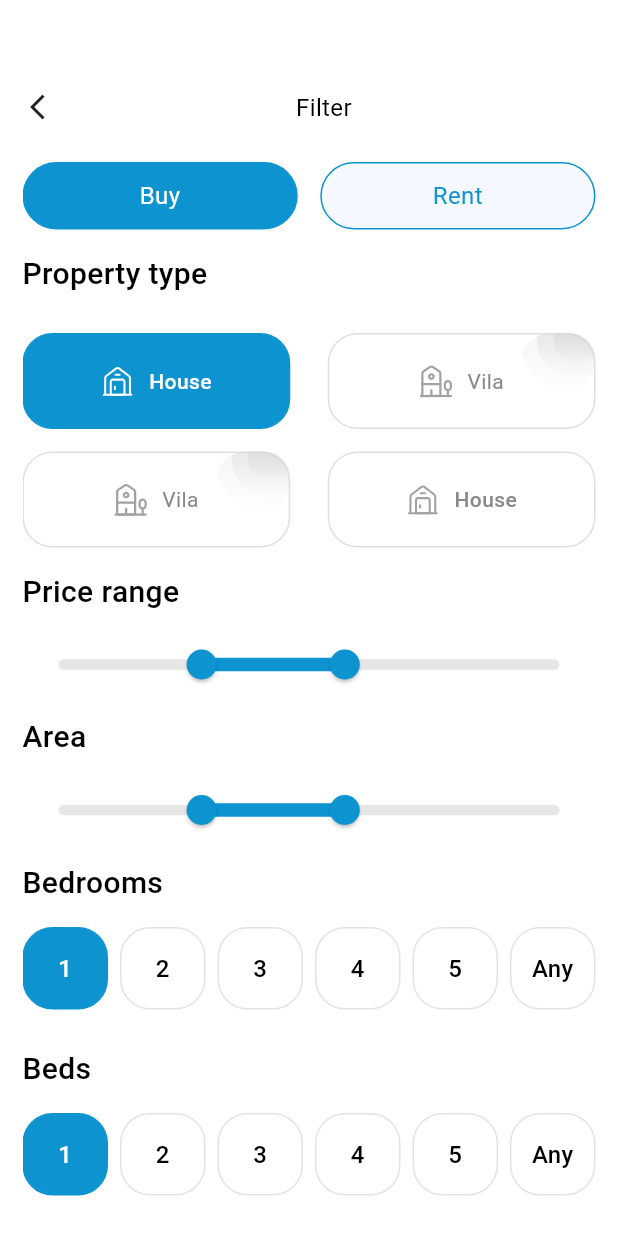
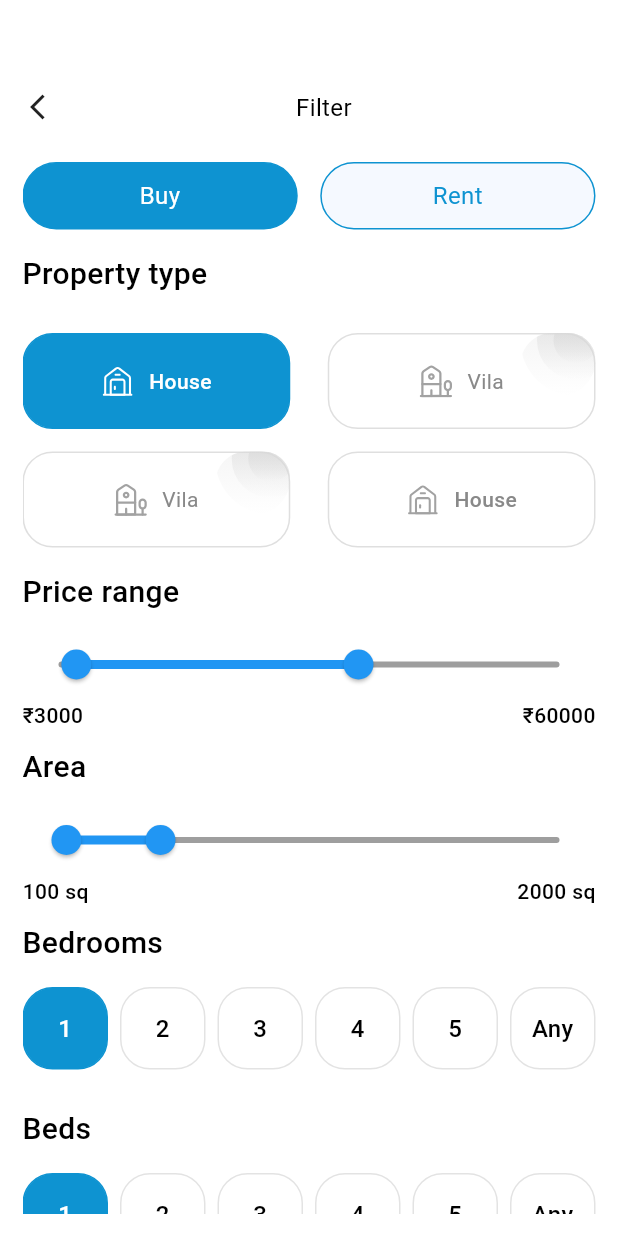
Before and after one commit to JayeshBanjara/GharSafar, a Flutter app: the FilterPage screen opened directly, on a phone screen of 412 x 824 dp. Run offline on Flutter 3.47's test engine with Material 3 defaults, Android fonts, the phone set to English and light mode, and no system bars; our stand-ins replace carousel_slider, dots_indicator, flutter_svg, fluttertoast, get; missing offline and left inert: another_transformer_page_view, otp_pin_field, rich_readmore; Roboto replaces fonts that are missing (Poppins).

Commit message:
Range slider in filter updated.

```diff
--- a/lib/screens/dashboard/pages/home/filter/filter.dart
+++ b/lib/screens/dashboard/pages/home/filter/filter.dart
@@ -311,25 +311,44 @@ class _FilterPageState extends State<FilterPage> {
                                 fontFamily: AppConstants.fontFamily)),
                         const SizedBox(height: 10.0),
 
-                        SliderTheme(
-                          data: const SliderThemeData(
-                            thumbColor: AppColors.btnColor,
-                              activeTrackColor: AppColors.btnColor,
-                              inactiveTrackColor: AppColors.grey6Color,
-                              trackHeight: 7,
+                        RangeSlider(
+                          values: filterController.currentPriceRange,
+                          min: 0,
+                          max: 100000,
+                          divisions: 1000,
+                          activeColor: Colors.blue,
+                          inactiveColor: Colors.grey,
+                          labels: RangeLabels(
+                            '₹${filterController.currentPriceRange.start.round()}',
+                            '₹${filterController.currentPriceRange.end.round()}',
                           ),
-                          child: RangeSlider(
-                            values: RangeValues(start, end),
-                            labels: RangeLabels(start.toString(), end.toString()),
-                            onChanged: (value) {
-                              setState(() {
-                                start = value.start;
-                                end = value.end;
-                              });
-                            },
-                            min: 10.0,
-                            max: 80.0,
-                          ),
+                          onChanged: (RangeValues values) {
+                            filterController.currentPriceRange = values;
+                            filterController.update();
+                          },
+                        ),
+                        Row(
+                          mainAxisAlignment: MainAxisAlignment.spaceBetween,
+                          children: [
+                            Text(
+                              '₹${filterController.currentPriceRange.start.round()}',
+                              style: const TextStyle(
+                                fontSize: 14,
+                                fontWeight: FontWeight.w500,
+                                fontFamily: AppConstants.fontFamily,
+                                color: Colors.black
+                              ),
+                            ),
+                            Text(
+                              '₹${filterController.currentPriceRange.end.round()}',
+                              style: const TextStyle(
+                                  fontSize: 14,
+                                  fontWeight: FontWeight.w500,
+                                  fontFamily: AppConstants.fontFamily,
+                                  color: Colors.black
+                              ),
+                            ),
+                          ],
                         ),
                         const SizedBox(height: 10.0),
 
@@ -341,26 +360,47 @@ class _FilterPageState extends State<FilterPage> {
                                 fontSize: 20,
                                 fontFamily: AppConstants.fontFamily)),
                         const SizedBox(height: 10.0),
-                        SliderTheme(
-                          data: const SliderThemeData(
-                              activeTrackColor: AppColors.btnColor,
-                              thumbColor: AppColors.btnColor,
-                            inactiveTrackColor: AppColors.grey6Color,
-                            trackHeight: 7,
+
+                        RangeSlider(
+                          values: filterController.currentAreaRange,
+                          min: 0,
+                          max: 10000,
+                          divisions: 100,
+                          activeColor: Colors.blue,
+                          inactiveColor: Colors.grey,
+                          labels: RangeLabels(
+                            '₹${filterController.currentAreaRange.start.round()}',
+                            '₹${filterController.currentAreaRange.end.round()}',
                           ),
-                          child: RangeSlider(
-                            values: RangeValues(start1, end1),
-                            labels: RangeLabels(start1.toString(), end1.toString()),
-                            onChanged: (value) {
-                              setState(() {
-                                start1 = value.start;
-                                end1 = value.end;
-                              });
-                            },
-                            min: 10.0,
-                            max: 80.0,
-                          ),
+                          onChanged: (RangeValues values) {
+                            filterController.currentAreaRange = values;
+                            filterController.update();
+                          },
                         ),
+                        Row(
+                          mainAxisAlignment: MainAxisAlignment.spaceBetween,
+                          children: [
+                            Text(
+                              '${filterController.currentAreaRange.start.round()} sq',
+                              style: const TextStyle(
+                                  fontSize: 14,
+                                  fontWeight: FontWeight.w500,
+                                  fontFamily: AppConstants.fontFamily,
+                                  color: Colors.black
+                              ),
+                            ),
+                            Text(
+                              '${filterController.currentAreaRange.end.round()} sq',
+                              style: const TextStyle(
+                                  fontSize: 14,
+                                  fontWeight: FontWeight.w500,
+                                  fontFamily: AppConstants.fontFamily,
+                                  color: Colors.black
+                              ),
+                            ),
+                          ],
+                        ),
+
                         const SizedBox(height: 10.0),
 
                         const Text('Bedrooms',
--- a/lib/screens/dashboard/pages/home/filter/filter_controller.dart
+++ b/lib/screens/dashboard/pages/home/filter/filter_controller.dart
@@ -11,4 +11,7 @@ class FilterController extends GetxController {
 
   int isBuyRentSelected = 1;
 
+  RangeValues currentPriceRange = const RangeValues(3000, 60000);
+  RangeValues currentAreaRange = const RangeValues(100, 2000);
+
 }
--- a/lib/screens/dashboard/pages/home/place_details/place_details.dart
+++ b/lib/screens/dashboard/pages/home/place_details/place_details.dart
@@ -5,8 +5,8 @@ import 'package:flutter_svg/svg.dart';
 import 'package:get/get.dart';
 import 'package:ghar_safar/screens/dashboard/pages/home/place_details/photo_view/photo_view.dart';
 import 'package:ghar_safar/screens/dashboard/pages/home/place_details/place_details_controller.dart';
+import 'package:ghar_safar/utils/global.dart';
 
-import '../../../../../utils/global.dart';
 import 'compare/compare.dart';
 
 class PlaceDetailsPage extends StatefulWidget {
```
